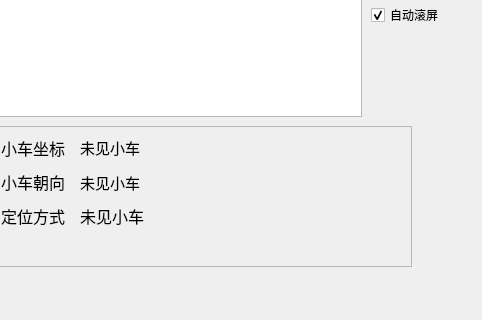
Qt form control_panel/main.ui (GuanYixuan/2023_little_car) before a commit; both pictures show x 579 to 1061 and y 594 to 914 of the 1299 by 914 pixel window.
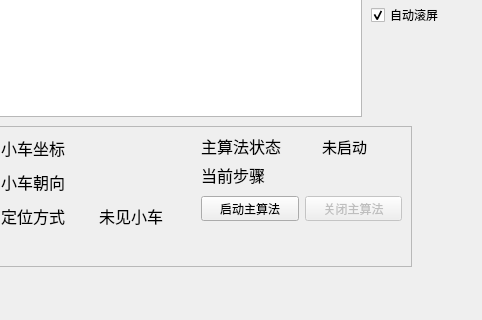
The same form after that commit.

Commit message: "Main algorithm" is integrated into control panel now! 1. Implement "Main algorithm" in class control panel 2. Add displays for the status of "Main algorithm" 3. Minor updates for class Camera and Serial_handler 4. Add more utilities for class Point

What changed in the file:
```diff
--- a/control_panel/main.ui
+++ b/control_panel/main.ui
@@ -438,11 +438,14 @@
          </font>
         </property>
         <property name="text">
-         <string>未见小车</string>
+         <string/>
         </property>
         <property name="textFormat">
          <enum>Qt::RichText</enum>
         </property>
+        <property name="alignment">
+         <set>Qt::AlignCenter</set>
+        </property>
        </widget>
       </item>
       <item row="0" column="0">
@@ -486,7 +489,10 @@
          </font>
         </property>
         <property name="text">
-         <string>未见小车</string>
+         <string/>
+        </property>
+        <property name="alignment">
+         <set>Qt::AlignCenter</set>
         </property>
        </widget>
       </item>
@@ -514,6 +520,9 @@
         <property name="text">
          <string>未见小车</string>
         </property>
+        <property name="alignment">
+         <set>Qt::AlignCenter</set>
+        </property>
        </widget>
       </item>
      </layout>
@@ -524,13 +533,119 @@
        <x>210</x>
        <y>9</y>
        <width>201</width>
-       <height>121</height>
+       <height>51</height>
       </rect>
      </property>
-     <layout class="QFormLayout" name="formLayout_2"/>
+     <layout class="QFormLayout" name="algorithm_layout">
+      <item row="0" column="0">
+       <widget class="QLabel" name="label_alg_status">
+        <property name="font">
+         <font>
+          <family>宋体</family>
+          <pointsize>12</pointsize>
+         </font>
+        </property>
+        <property name="text">
+         <string>主算法状态</string>
+        </property>
+       </widget>
+      </item>
+      <item row="0" column="1">
+       <widget class="QLabel" name="label_alg_status_display">
+        <property name="font">
+         <font>
+          <family>宋体</family>
+          <pointsize>11</pointsize>
+         </font>
+        </property>
+        <property name="text">
+         <string>未启动</string>
+        </property>
+        <property name="textFormat">
+         <enum>Qt::RichText</enum>
+        </property>
+        <property name="alignment">
+         <set>Qt::AlignCenter</set>
+        </property>
+       </widget>
+      </item>
+      <item row="1" column="0">
+       <widget class="QLabel" name="label_alg_step">
+        <property name="font">
+         <font>
+          <family>宋体</family>
+          <pointsize>12</pointsize>
+         </font>
+        </property>
+        <property name="text">
+         <string>当前步骤</string>
+        </property>
+       </widget>
+      </item>
+      <item row="1" column="1">
+       <widget class="QLabel" name="label_alg_step_display">
+        <property name="font">
+         <font>
+          <family>宋体</family>
+          <pointsize>11</pointsize>
+         </font>
+        </property>
+        <property name="text">
+         <string/>
+        </property>
+        <property name="textFormat">
+         <enum>Qt::RichText</enum>
+        </property>
+        <property name="alignment">
+         <set>Qt::AlignCenter</set>
+        </property>
+       </widget>
+      </item>
+     </layout>
+    </widget>
+    <widget class="QWidget" name="layoutWidget_2">
+     <property name="geometry">
+      <rect>
+       <x>210</x>
+       <y>70</y>
+       <width>201</width>
+       <height>25</height>
+      </rect>
+     </property>
+     <layout class="QHBoxLayout" name="horizontalLayout_6">
+      <item>
+       <widget class="QPushButton" name="activate_algorithm_button">
+        <property name="sizePolicy">
+         <sizepolicy hsizetype="Preferred" vsizetype="Preferred">
+          <horstretch>0</horstretch>
+          <verstretch>0</verstretch>
+         </sizepolicy>
+        </property>
+        <property name="text">
+         <string>启动主算法</string>
+        </property>
+       </widget>
+      </item>
+      <item>
+       <widget class="QPushButton" name="deactivate_algorithm_button">
+        <property name="enabled">
+         <bool>false</bool>
+        </property>
+        <property name="sizePolicy">
+         <sizepolicy hsizetype="Preferred" vsizetype="Preferred">
+          <horstretch>0</horstretch>
+          <verstretch>0</verstretch>
+         </sizepolicy>
+        </property>
+        <property name="text">
+         <string>关闭主算法</string>
+        </property>
+       </widget>
+      </item>
+     </layout>
     </widget>
    </widget>
-   <widget class="QWidget" name="">
+   <widget class="QWidget" name="layoutWidget">
     <property name="geometry">
      <rect>
       <x>950</x>
```
Left out of the diff: 4 changed lines with no effect on the pictures. The commit also changes 5 other files.
